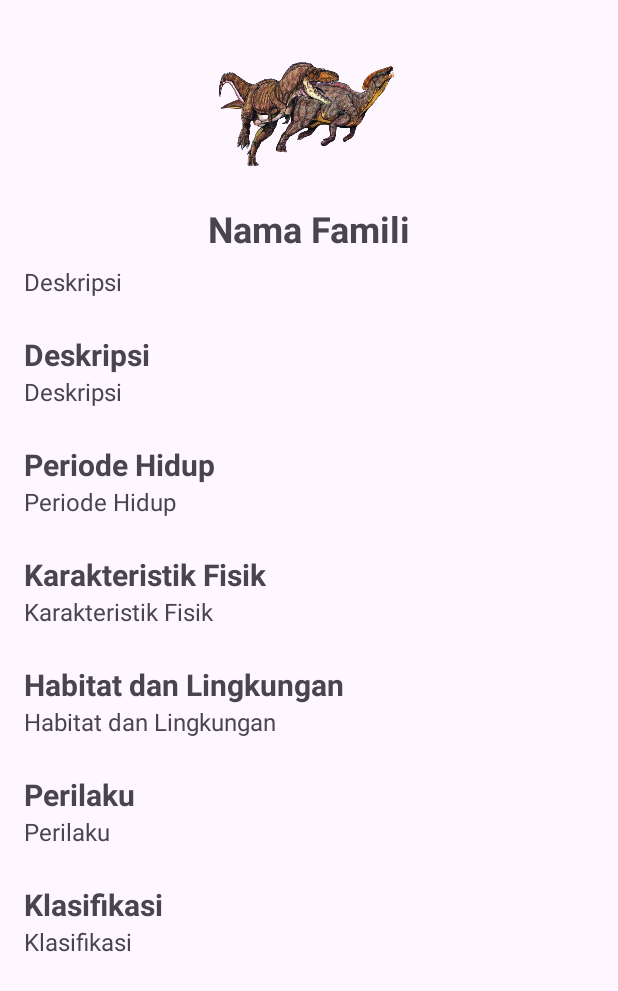
After one commit to ifs21034-itdel/dinopedia, an Android app: the DetailFamiliActivity screen opened directly, with no data from a screen before it, on a phone screen of 412 x 824 dp. The commit adds this screen. Shown: the top 991 px of the screen. Run offline under Robolectric (Android 15) with nearby library versions, the phone set to English and light mode, and no system bars; 1 statement that could not run was skipped.

Commit message:
PR #5
uts final 1

```diff
--- a/app/build.gradle.kts
+++ b/app/build.gradle.kts
@@ -1,6 +1,7 @@
 plugins {
     id("com.android.application")
     id("org.jetbrains.kotlin.android")
+    id("kotlin-parcelize")
 }
 
 android {
@@ -33,6 +34,9 @@ android {
     kotlinOptions {
         jvmTarget = "1.8"
     }
+    buildFeatures {
+        viewBinding = true
+    }
 }
 
 dependencies {
--- a/app/src/main/AndroidManifest.xml
+++ b/app/src/main/AndroidManifest.xml
@@ -13,6 +13,9 @@
         android:theme="@style/Theme.DinoPedia"
         tools:targetApi="31">
         <activity
+            android:name=".DetailFamiliActivity"
+            android:exported="false" />
+        <activity
             android:name=".MainActivity"
             android:exported="true">
             <intent-filter>
--- /dev/null
+++ b/app/src/main/java/com/ifs21034/dinopedia/DetailFamiliActivity.kt
@@ -0,0 +1,60 @@
+package com.ifs21034.dinopedia
+
+import android.os.Build
+import android.os.Bundle
+import android.view.MenuItem
+import androidx.appcompat.app.AppCompatActivity
+import com.ifs21034.dinopedia.databinding.ActivityDetailFamiliBinding
+
+class DetailFamiliActivity : AppCompatActivity() {
+
+    private lateinit var binding: ActivityDetailFamiliBinding
+    private var famili: Famili? = null
+
+    override fun onCreate(savedInstanceState: Bundle?) {
+        super.onCreate(savedInstanceState)
+        binding = ActivityDetailFamiliBinding.inflate(layoutInflater)
+        setContentView(binding.root)
+
+        famili = if (Build.VERSION.SDK_INT >= 33) {
+            intent.getParcelableExtra(EXTRA_FAMILI,
+                Famili::class.java)
+        } else {
+            @Suppress("DEPRECATION")
+            intent.getParcelableExtra(EXTRA_FAMILI)
+        }
+
+        supportActionBar?.setDisplayHomeAsUpEnabled(true)
+        if (famili != null) {
+            supportActionBar?.title = "Buah ${famili!!.name}"
+            loadData(famili!!)
+        } else {
+            finish()
+        }
+    }
+
+    private fun loadData(famili: Famili) {
+        binding.ivDetailIcon.setImageResource(famili.icon)
+        binding.tvDetailName.text = famili.name
+        binding.tvDetailDescription.text = famili.description
+        binding.tvDetailPeriode.text = famili.period
+        binding.tvDetailCharacteristic.text = famili.characteristic
+        binding.tvDetailHabitat.text = famili.habitat
+        binding.tvDetailBehavior.text = famili.behavior
+        binding.tvDetailClassification.text = famili.classification
+    }
+
+    override fun onOptionsItemSelected(item: MenuItem): Boolean {
+        when (item.itemId) {
+            android.R.id.home -> {
+                finish()
+            }
+        }
+        return super.onOptionsItemSelected(item)
+    }
+
+    companion object {
+        const val EXTRA_FAMILI = "extra_famili"
+    }
+
+}
--- /dev/null
+++ b/app/src/main/res/layout/activity_detail_famili.xml
@@ -0,0 +1,204 @@
+<?xml version="1.0" encoding="utf-8"?>
+<ScrollView
+    xmlns:android="http://schemas.android.com/apk/res/android"
+    xmlns:app="http://schemas.android.com/apk/res-auto"
+    xmlns:tools="http://schemas.android.com/tools"
+    android:layout_width="match_parent"
+    android:layout_height="wrap_content"
+    android:contentDescription="@string/app_name"
+    tools:context=".DetailFamiliActivity">
+
+    <androidx.constraintlayout.widget.ConstraintLayout
+        android:layout_width="match_parent"
+        android:layout_height="wrap_content"
+        android:paddingBottom="50dp">
+
+        <ImageView
+            android:id="@+id/ivDetailIcon"
+            android:layout_width="120dp"
+            android:layout_height="120dp"
+            android:layout_marginTop="16dp"
+            android:contentDescription="@string/info_famili_icon"
+            android:src="@drawable/tyrannosauridae"
+            app:layout_constraintEnd_toEndOf="parent"
+            app:layout_constraintStart_toStartOf="parent"
+            app:layout_constraintTop_toTopOf="parent"
+            tools:ignore="ImageContrastCheck" />
+
+        <TextView
+            android:id="@+id/tvDetailName"
+            android:layout_width="wrap_content"
+            android:layout_height="wrap_content"
+            android:text="@string/info_famili_name"
+            android:textSize="24sp"
+            android:textStyle="bold"
+            app:layout_constraintEnd_toEndOf="parent"
+            app:layout_constraintStart_toStartOf="parent"
+            app:layout_constraintTop_toBottomOf="@+id/ivDetailIcon" />
+
+        <TextView
+            android:id="@+id/tvDetailDescription"
+            android:layout_width="0dp"
+            android:layout_height="wrap_content"
+            android:layout_marginStart="16dp"
+            android:layout_marginTop="8dp"
+            android:layout_marginEnd="16dp"
+            android:text="@string/info_famili_desc"
+            android:textAlignment="textStart"
+            android:textSize="16sp"
+            app:layout_constraintEnd_toEndOf="parent"
+            app:layout_constraintStart_toStartOf="parent"
+            app:layout_constraintTop_toBottomOf="@+id/tvDetailName" />
+
+        <TextView
+            android:id="@+id/tvTitle1"
+            android:layout_width="wrap_content"
+            android:layout_height="wrap_content"
+            android:layout_marginStart="16dp"
+            android:layout_marginTop="24dp"
+            android:text="@string/info_famili_desc"
+            android:textSize="20sp"
+            android:textStyle="bold"
+            app:layout_constraintStart_toStartOf="parent"
+            app:layout_constraintTop_toBottomOf="@+id/tvDetailDescription" />
+
+        <TextView
+            android:id="@+id/tvDetailCharacteristic"
+            android:layout_width="0dp"
+            android:layout_height="wrap_content"
+            android:layout_marginStart="16dp"
+            android:layout_marginEnd="16dp"
+            android:text="@string/info_famili_desc"
+            android:textSize="16sp"
+            app:layout_constraintEnd_toEndOf="parent"
+            app:layout_constraintStart_toStartOf="parent"
+            app:layout_constraintTop_toBottomOf="@+id/tvTitle1" />
+
+        <TextView
+            android:id="@+id/tvTitle2"
+            android:layout_width="wrap_content"
+            android:layout_height="wrap_content"
+            android:layout_marginStart="16dp"
+            android:layout_marginTop="24dp"
+            android:text="@string/info_famili_period"
+            android:textSize="20sp"
+            android:textStyle="bold"
+            app:layout_constraintStart_toStartOf="parent"
+            app:layout_constraintTop_toBottomOf="@+id/tvDetailCharacteristic" />
+
+        <TextView
+            android:id="@+id/tvDetailPeriode"
+            android:layout_width="0dp"
+            android:layout_height="wrap_content"
+            android:layout_marginStart="16dp"
+            android:layout_marginEnd="16dp"
+            android:text="@string/info_famili_period"
+            android:textSize="16sp"
+            app:layout_constraintEnd_toEndOf="parent"
+            app:layout_constraintStart_toStartOf="parent"
+            app:layout_constraintTop_toBottomOf="@+id/tvTitle2" />
+
+        <TextView
+            android:id="@+id/tvTitle3"
+            android:layout_width="wrap_content"
+            android:layout_height="wrap_content"
+            android:layout_marginStart="16dp"
+            android:layout_marginTop="24dp"
+            android:text="@string/info_famili_physical"
+            android:textSize="20sp"
+            android:textStyle="bold"
+            app:layout_constraintStart_toStartOf="parent"
+            app:layout_constraintTop_toBottomOf="@+id/tvDetailPeriode" />
+
+        <TextView
+            android:id="@+id/tvDetailPhysical"
+            android:layout_width="0dp"
+            android:layout_height="wrap_content"
+            android:layout_marginStart="16dp"
+            android:layout_marginEnd="16dp"
+            android:text="@string/info_famili_physical"
+            android:textAlignment="textStart"
+            android:textSize="16sp"
+            app:layout_constraintEnd_toEndOf="parent"
+            app:layout_constraintStart_toStartOf="parent"
+            app:layout_constraintTop_toBottomOf="@+id/tvTitle3" />
+
+        <TextView
+            android:id="@+id/tvTitle4"
+            android:layout_width="wrap_content"
+            android:layout_height="wrap_content"
+            android:layout_marginStart="16dp"
+            android:layout_marginTop="24dp"
+            android:text="@string/info_famili_habitat"
+            android:textSize="20sp"
+            android:textStyle="bold"
+            app:layout_constraintStart_toStartOf="parent"
+            app:layout_constraintTop_toBottomOf="@+id/tvDetailPhysical" />
+
+        <TextView
+            android:id="@+id/tvDetailHabitat"
+            android:layout_width="0dp"
+            android:layout_height="wrap_content"
+            android:layout_marginStart="16dp"
+            android:layout_marginEnd="16dp"
+            android:text="@string/info_famili_habitat"
+            android:textAlignment="textStart"
+            android:textSize="16sp"
+            app:layout_constraintEnd_toEndOf="parent"
+            app:layout_constraintStart_toStartOf="parent"
+            app:layout_constraintTop_toBottomOf="@+id/tvTitle4" />
+
+        <TextView
+            android:id="@+id/tvTitle5"
+            android:layout_width="wrap_content"
+            android:layout_height="wrap_content"
+            android:layout_marginStart="16dp"
+            android:layout_marginTop="24dp"
+            android:text="@string/info_famili_behavior"
+            android:textSize="20sp"
+            android:textStyle="bold"
+            app:layout_constraintStart_toStartOf="parent"
+            app:layout_constraintTop_toBottomOf="@+id/tvDetailHabitat" />
+
+        <TextView
+            android:id="@+id/tvDetailBehavior"
+            android:layout_width="0dp"
+            android:layout_height="wrap_content"
+            android:layout_marginStart="16dp"
+            android:layout_marginEnd="16dp"
+            android:text="@string/info_famili_behavior"
+            android:textAlignment="textStart"
+            android:textSize="16sp"
+            app:layout_constraintEnd_toEndOf="parent"
+            app:layout_constraintStart_toStartOf="parent"
+            app:layout_constraintTop_toBottomOf="@+id/tvTitle5" />
+
+        <TextView
+            android:id="@+id/tvTitle6"
+            android:layout_width="wrap_content"
+            android:layout_height="wrap_content"
+            android:layout_marginStart="16dp"
+            android:layout_marginTop="24dp"
+            android:text="@string/info_famili_classification"
+            android:textSize="20sp"
+            android:textStyle="bold"
+            app:layout_constraintStart_toStartOf="parent"
+            app:layout_constraintTop_toBottomOf="@+id/tvDetailBehavior" />
+
+        <TextView
+            android:id="@+id/tvDetailClassification"
+            android:layout_width="0dp"
+            android:layout_height="wrap_content"
+            android:layout_marginStart="16dp"
+            android:layout_marginEnd="16dp"
+            android:text="@string/info_famili_classification"
+            android:textAlignment="textStart"
+            android:textSize="16sp"
+            app:layout_constraintEnd_toEndOf="parent"
+            app:layout_constraintStart_toStartOf="parent"
+            app:layout_constraintTop_toBottomOf="@+id/tvTitle6" />
+
+
+    </androidx.constraintlayout.widget.ConstraintLayout>
+
+</ScrollView>
```
Also changed, not shown: app/src/main/java/com/ifs21034/dinopedia/Famili.kt (added, +16 -0 lines), app/src/main/java/com/ifs21034/dinopedia/ListFamiliAdapter.kt (added, +41 -0 lines), app/src/main/java/com/ifs21034/dinopedia/MainActivity.kt (+73 -2 lines), app/src/main/res/layout/activity_main.xml (+8 -6 lines), app/src/main/res/layout/item_row_famili.xml (added, +37 -0 lines), app/src/main/res/values/strings.xml (line endings or trailing spaces).
